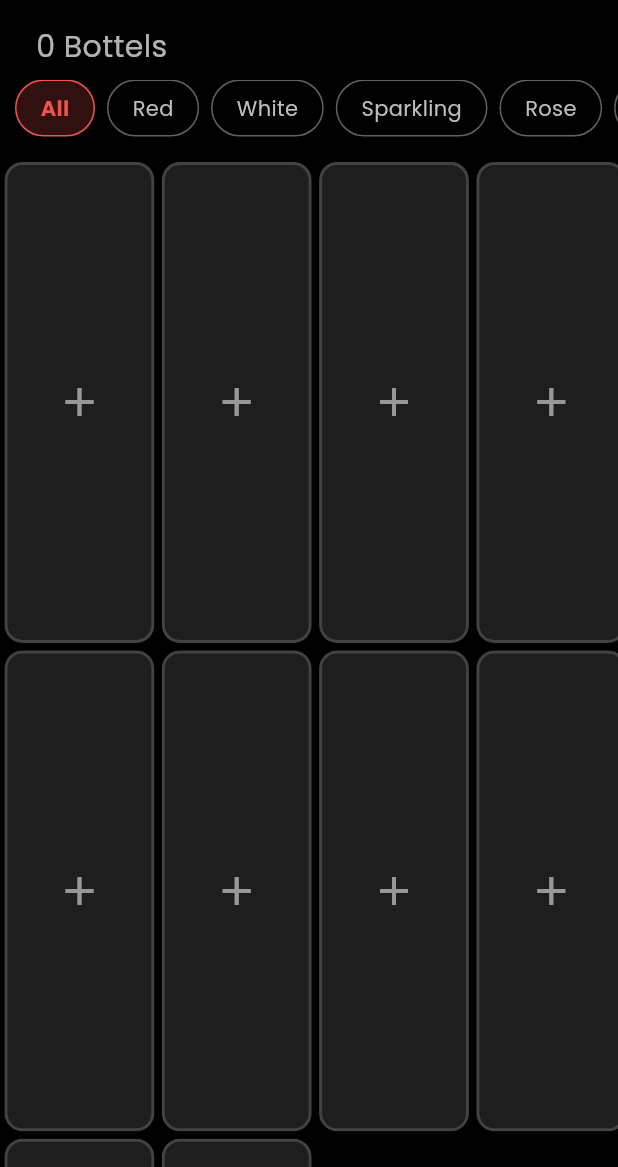
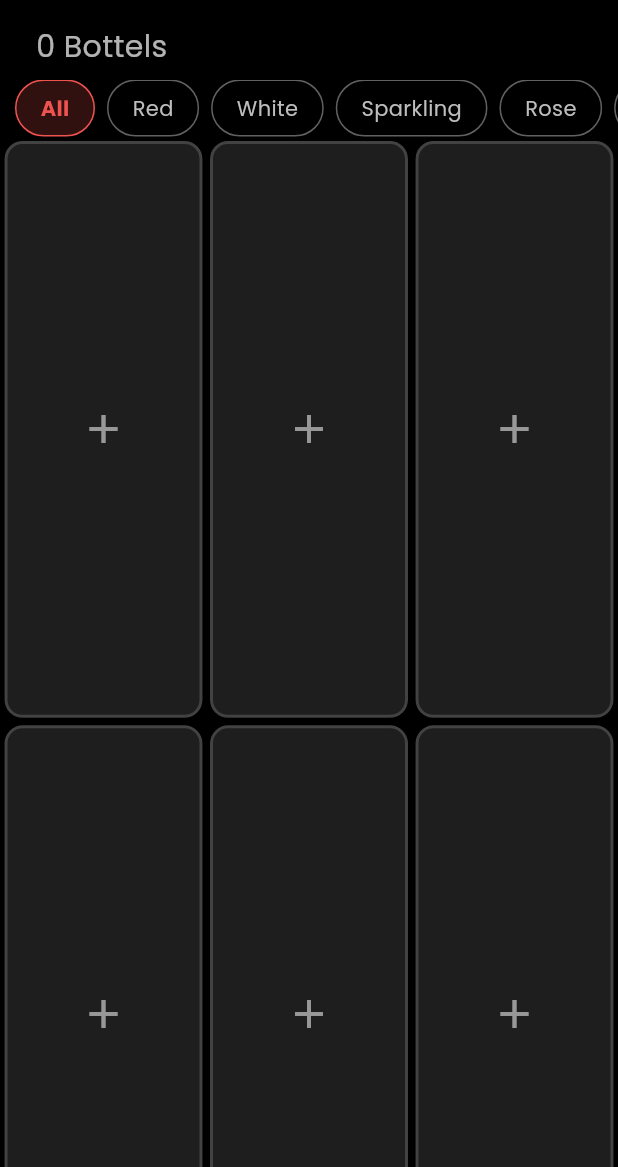
Before and after one commit to kozlovski26/WineStocker, a Flutter app: the screen it shows once a user with an empty profile is signed in, after a tap on "Set Up", on a phone screen of 412 x 824 dp, the part 69-1236 px from its top. Run offline on Flutter 3.47's test engine with Material 3 defaults, Android fonts, the phone set to English and light mode, and no system bars; our stand-ins replace cached_network_image, camera, cloud_firestore, firebase_auth, firebase_core, firebase_storage and 3 more; accounts and stored records are empty; statements that could not run were skipped.

Commit message:
Fxi grid settings

```diff
--- a/wine_inventory/lib/features/wine_collection/presentation/screens/wine_grid_screen.dart
+++ b/wine_inventory/lib/features/wine_collection/presentation/screens/wine_grid_screen.dart
@@ -204,15 +204,24 @@ class WineGridScreenState extends State<WineGridScreen>
   }
 
 Widget _buildGridView(WineManager wineManager) {
+  final screenWidth = MediaQuery.of(context).size.width;
+  const maxVisibleColumns = 4;
+  final cardWidth = wineManager.settings.columns <= maxVisibleColumns
+      ? screenWidth / wineManager.settings.columns
+      : screenWidth / maxVisibleColumns;
+  const cardAspectRatio = 0.35;
+
   return SingleChildScrollView(
     scrollDirection: Axis.horizontal,
     child: SizedBox(
-      width: MediaQuery.of(context).size.width * 1.28,
+      width: wineManager.settings.columns <= maxVisibleColumns
+          ? screenWidth
+          : cardWidth * wineManager.settings.columns,
       child: GridView.builder(
-        padding: const EdgeInsets.fromLTRB(1, 15, 3, 1),
-        gridDelegate: const SliverGridDelegateWithFixedCrossAxisCount(
-          crossAxisCount: 5,
-          childAspectRatio: 0.32,
+        padding: const EdgeInsets.all(1),
+        gridDelegate: SliverGridDelegateWithFixedCrossAxisCount(
+          crossAxisCount: wineManager.settings.columns,
+          childAspectRatio: cardAspectRatio,
           crossAxisSpacing: 1,
           mainAxisSpacing: 1,
         ),
@@ -222,7 +231,6 @@ Widget _buildGridView(WineManager wineManager) {
           final col = index % wineManager.settings.columns;
           final bottle = wineManager.grid[row][col];
 
-          // Skip if bottle doesn't match selected filter
           if (wineManager.selectedFilter != null &&
               !bottle.isEmpty &&
               bottle.type != wineManager.selectedFilter) {
```
